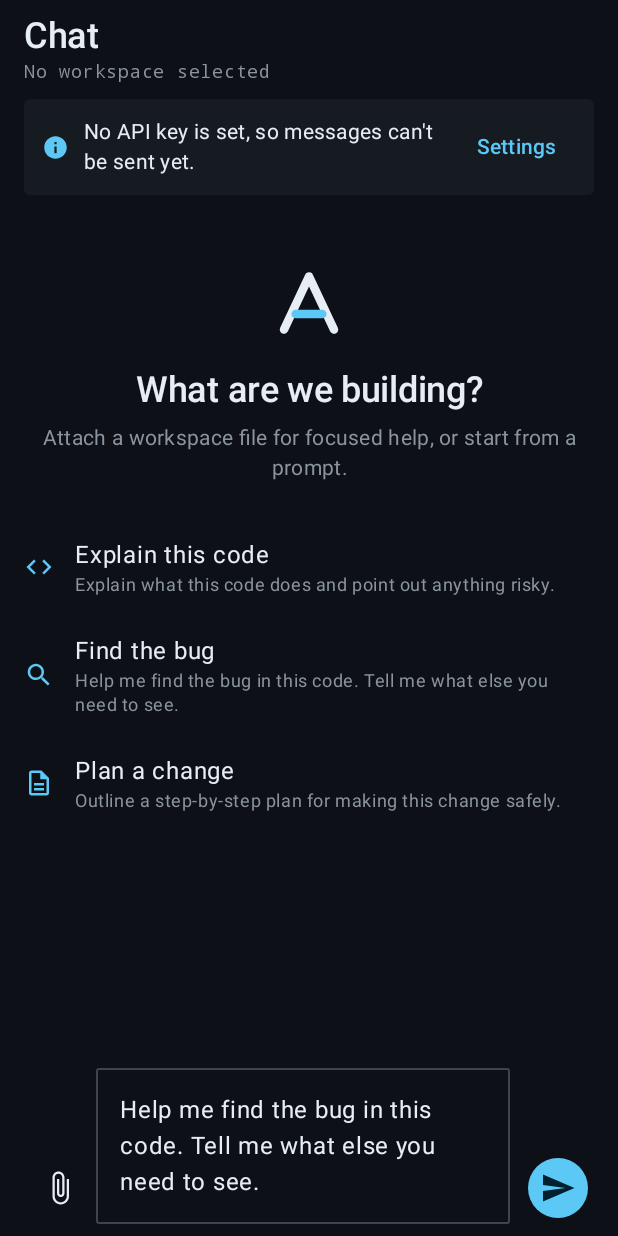
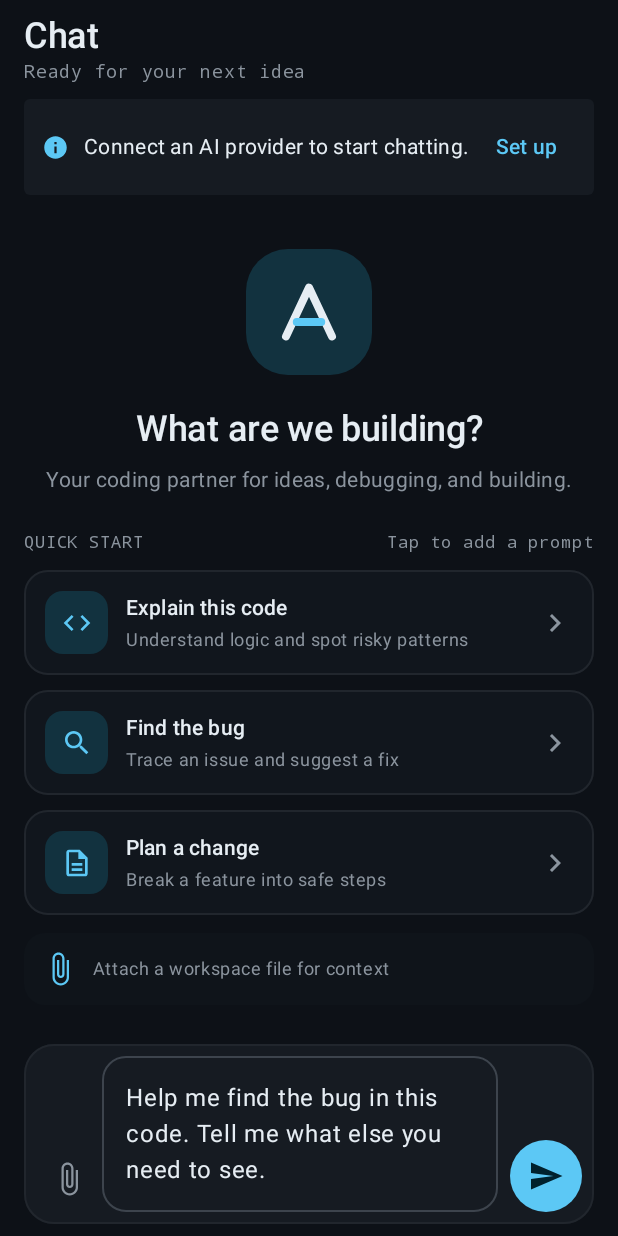
Before and after one commit to johnr1sh/AirFite, an Android app built with Jetpack Compose: the composable ChatScreen shown on its own in the app's theme, after a tap on "Find the bug", on a phone screen of 412 x 824 dp. Run offline under Robolectric (Android 15) with nearby library versions, the phone set to English and light mode, and no system bars; 2 other taps on this screen came first.

Commit message:
Redesign chat empty state and composer

```diff
--- a/app/src/main/java/dev/johnrish/pocketengineer/ui/chat/ChatScreen.kt
+++ b/app/src/main/java/dev/johnrish/pocketengineer/ui/chat/ChatScreen.kt
@@ -20,12 +20,14 @@ import androidx.compose.foundation.layout.width
 import androidx.compose.foundation.lazy.LazyColumn
 import androidx.compose.foundation.lazy.items
 import androidx.compose.foundation.lazy.rememberLazyListState
+import androidx.compose.foundation.shape.RoundedCornerShape
 import androidx.compose.foundation.text.selection.SelectionContainer
 import androidx.compose.material.icons.Icons
 import androidx.compose.material.icons.automirrored.filled.Send
 import androidx.compose.material.icons.filled.Add
 import androidx.compose.material.icons.filled.AttachFile
 import androidx.compose.material.icons.filled.Close
+import androidx.compose.material.icons.filled.KeyboardArrowRight
 import androidx.compose.material.icons.outlined.Code
 import androidx.compose.material.icons.outlined.Description
 import androidx.compose.material.icons.outlined.Search
@@ -36,6 +38,7 @@ import androidx.compose.material3.Icon
 import androidx.compose.material3.IconButton
 import androidx.compose.material3.MaterialTheme
 import androidx.compose.material3.OutlinedTextField
+import androidx.compose.material3.Surface
 import androidx.compose.material3.Text
 import androidx.compose.material3.TextButton
 import androidx.compose.runtime.Composable
@@ -44,6 +47,7 @@ import androidx.compose.ui.Alignment
 import androidx.compose.ui.Modifier
 import androidx.compose.ui.graphics.vector.ImageVector
 import androidx.compose.ui.text.style.TextAlign
+import androidx.compose.ui.text.style.TextOverflow
 import androidx.compose.ui.unit.dp
 import dev.johnrish.pocketengineer.ChatMessage
 import dev.johnrish.pocketengineer.ChatViewModel
@@ -51,12 +55,12 @@ import dev.johnrish.pocketengineer.ui.components.AirFiteMark
 import dev.johnrish.pocketengineer.ui.components.InlineNotice
 import dev.johnrish.pocketengineer.ui.components.ScreenHeader
 
-private data class Starter(val label: String, val prompt: String, val icon: ImageVector)
+private data class Starter(val label: String, val description: String, val prompt: String, val icon: ImageVector)
 
 private val starters = listOf(
-    Starter("Explain this code", "Explain what this code does and point out anything risky.", Icons.Outlined.Code),
-    Starter("Find the bug", "Help me find the bug in this code. Tell me what else you need to see.", Icons.Outlined.Search),
-    Starter("Plan a change", "Outline a step-by-step plan for making this change safely.", Icons.Outlined.Description)
+    Starter("Explain this code", "Understand logic and spot risky patterns", "Explain what this code does and point out anything risky.", Icons.Outlined.Code),
+    Starter("Find the bug", "Trace an issue and suggest a fix", "Help me find the bug in this code. Tell me what else you need to see.", Icons.Outlined.Search),
+    Starter("Plan a change", "Break a feature into safe steps", "Outline a step-by-step plan for making this change safely.", Icons.Outlined.Description)
 )
 
 @Composable
@@ -73,61 +77,73 @@ fun ChatScreen(
     }
 
     Column(modifier.fillMaxSize().padding(horizontal = 16.dp).imePadding()) {
-        ScreenHeader(title = "Chat", subtitle = vm.workspaceName ?: "No workspace selected") {
+        ScreenHeader(title = "Chat", subtitle = vm.workspaceName ?: "Ready for your next idea") {
             if (vm.messages.isNotEmpty()) {
                 TextButton(onClick = { vm.clearConversation() }, enabled = !vm.busy) {
                     Icon(Icons.Filled.Add, contentDescription = null, modifier = Modifier.size(18.dp))
-                    Spacer(Modifier.width(6.dp))
+                    Spacer(Modifier.width(4.dp))
                     Text("New chat")
                 }
             }
         }
         if (vm.apiKey.isBlank()) {
             InlineNotice(
-                text = "No API key is set, so messages can't be sent yet.",
+                text = "Connect an AI provider to start chatting.",
                 isError = false,
-                action = { TextButton(onClick = onOpenSettings) { Text("Settings") } }
+                action = { TextButton(onClick = onOpenSettings) { Text("Set up") } }
             )
         }
         LazyColumn(
             modifier = Modifier.weight(1f).fillMaxWidth(),
             state = listState,
-            verticalArrangement = Arrangement.spacedBy(20.dp),
-            contentPadding = PaddingValues(vertical = 16.dp)
+            verticalArrangement = Arrangement.spacedBy(18.dp),
+            contentPadding = PaddingValues(top = 12.dp, bottom = 20.dp)
         ) {
             if (vm.messages.isEmpty()) item { EmptyChat(onPick = { vm.input = it }) }
             items(vm.messages) { message -> MessageRow(message) }
             if (vm.busy) item {
                 Row(verticalAlignment = Alignment.CenterVertically) {
-                    CircularProgressIndicator(Modifier.size(14.dp), strokeWidth = 2.dp)
+                    CircularProgressIndicator(Modifier.size(18.dp), strokeWidth = 2.dp)
                     Spacer(Modifier.width(10.dp))
-                    Text("Waiting for the model…", style = MaterialTheme.typography.labelMedium, color = MaterialTheme.colorScheme.onSurfaceVariant)
+                    Text("AirFite is thinking…", style = MaterialTheme.typography.labelMedium, color = MaterialTheme.colorScheme.onSurfaceVariant)
                 }
             }
         }
         vm.pendingContextName?.let { attached ->
             AssistChip(
                 onClick = { vm.removePendingContext() },
-                label = { Text(attached, maxLines = 1) },
+                label = { Text(attached, maxLines = 1, overflow = TextOverflow.Ellipsis) },
                 leadingIcon = { Icon(Icons.Filled.AttachFile, contentDescription = null, modifier = Modifier.size(16.dp)) },
                 trailingIcon = { Icon(Icons.Filled.Close, contentDescription = "Remove attachment", modifier = Modifier.size(16.dp)) }
             )
         }
-        Row(Modifier.fillMaxWidth().padding(top = 4.dp, bottom = 8.dp), verticalAlignment = Alignment.Bottom) {
-            IconButton(onClick = onOpenFiles) {
-                Icon(Icons.Filled.AttachFile, contentDescription = "Attach a file from the workspace")
+        Surface(
+            modifier = Modifier.fillMaxWidth().padding(top = 4.dp, bottom = 8.dp),
+            shape = RoundedCornerShape(20.dp),
+            color = MaterialTheme.colorScheme.surfaceContainerHigh,
+            border = androidx.compose.foundation.BorderStroke(1.dp, MaterialTheme.colorScheme.outlineVariant)
+        ) {
+            Row(Modifier.padding(8.dp), verticalAlignment = Alignment.Bottom) {
+                IconButton(onClick = onOpenFiles, modifier = Modifier.size(44.dp)) {
+                    Icon(Icons.Filled.AttachFile, contentDescription = "Attach workspace file")
                 }
                 OutlinedTextField(
                     value = vm.input,
                     onValueChange = { vm.input = it },
                     modifier = Modifier.weight(1f),
-                placeholder = { Text("Ask AirFite to build, debug, or explain") },
+                    placeholder = { Text("Ask AirFite anything…") },
                     minLines = 1,
-                maxLines = 5
+                    maxLines = 5,
+                    shape = RoundedCornerShape(16.dp)
                 )
                 Spacer(Modifier.width(8.dp))
-            FilledIconButton(onClick = { vm.send() }, enabled = vm.input.isNotBlank() && !vm.busy) {
-                Icon(Icons.AutoMirrored.Filled.Send, contentDescription = "Send")
+                FilledIconButton(
+                    onClick = { vm.send() },
+                    enabled = vm.input.isNotBlank() && !vm.busy,
+                    modifier = Modifier.size(48.dp)
+                ) {
+                    Icon(Icons.AutoMirrored.Filled.Send, contentDescription = "Send message")
+                }
             }
         }
     }
@@ -135,27 +151,63 @@ fun ChatScreen(
 
 @Composable
 private fun EmptyChat(onPick: (String) -> Unit) {
-    Column(Modifier.fillMaxWidth().padding(top = 24.dp), horizontalAlignment = Alignment.CenterHorizontally) {
-        AirFiteMark(markSize = 52.dp)
-        Spacer(Modifier.height(16.dp))
+    Column(Modifier.fillMaxWidth().padding(top = 18.dp), horizontalAlignment = Alignment.CenterHorizontally) {
+        Surface(
+            shape = RoundedCornerShape(28.dp),
+            color = MaterialTheme.colorScheme.primaryContainer,
+            modifier = Modifier.size(84.dp)
+        ) {
+            Box(contentAlignment = Alignment.Center) { AirFiteMark(markSize = 48.dp) }
+        }
+        Spacer(Modifier.height(20.dp))
         Text("What are we building?", style = MaterialTheme.typography.headlineSmall, textAlign = TextAlign.Center)
-        Spacer(Modifier.height(6.dp))
+        Spacer(Modifier.height(8.dp))
         Text(
-            "Attach a workspace file for focused help, or start from a prompt.",
-            style = MaterialTheme.typography.bodyMedium, color = MaterialTheme.colorScheme.onSurfaceVariant, textAlign = TextAlign.Center
+            "Your coding partner for ideas, debugging, and building.",
+            style = MaterialTheme.typography.bodyMedium,
+            color = MaterialTheme.colorScheme.onSurfaceVariant,
+            textAlign = TextAlign.Center,
+            modifier = Modifier.padding(horizontal = 12.dp)
         )
         Spacer(Modifier.height(24.dp))
+        Row(Modifier.fillMaxWidth(), verticalAlignment = Alignment.CenterVertically) {
+            Text("QUICK START", style = MaterialTheme.typography.labelSmall, color = MaterialTheme.colorScheme.onSurfaceVariant)
+            Spacer(Modifier.weight(1f))
+            Text("Tap to add a prompt", style = MaterialTheme.typography.labelSmall, color = MaterialTheme.colorScheme.onSurfaceVariant)
+        }
+        Spacer(Modifier.height(10.dp))
         starters.forEach { starter ->
-            Row(
-                Modifier.fillMaxWidth().clickable { onPick(starter.prompt) }.padding(vertical = 12.dp),
-                verticalAlignment = Alignment.CenterVertically
+            Surface(
+                modifier = Modifier.fillMaxWidth().padding(bottom = 10.dp).clickable { onPick(starter.prompt) },
+                shape = RoundedCornerShape(16.dp),
+                color = MaterialTheme.colorScheme.surfaceContainer,
+                border = androidx.compose.foundation.BorderStroke(1.dp, MaterialTheme.colorScheme.outlineVariant)
             ) {
-                Icon(starter.icon, contentDescription = null, tint = MaterialTheme.colorScheme.primary, modifier = Modifier.size(20.dp))
-                Spacer(Modifier.width(14.dp))
-                Column {
-                    Text(starter.label, style = MaterialTheme.typography.bodyLarge)
-                    Text(starter.prompt, style = MaterialTheme.typography.bodySmall, color = MaterialTheme.colorScheme.onSurfaceVariant)
+                Row(Modifier.padding(horizontal = 14.dp, vertical = 14.dp), verticalAlignment = Alignment.CenterVertically) {
+                    Surface(shape = RoundedCornerShape(12.dp), color = MaterialTheme.colorScheme.primaryContainer, modifier = Modifier.size(42.dp)) {
+                        Box(contentAlignment = Alignment.Center) {
+                            Icon(starter.icon, contentDescription = null, tint = MaterialTheme.colorScheme.primary, modifier = Modifier.size(21.dp))
                         }
+                    }
+                    Spacer(Modifier.width(12.dp))
+                    Column(Modifier.weight(1f)) {
+                        Text(starter.label, style = MaterialTheme.typography.titleSmall)
+                        Spacer(Modifier.height(3.dp))
+                        Text(starter.description, style = MaterialTheme.typography.bodySmall, color = MaterialTheme.colorScheme.onSurfaceVariant)
+                    }
+                    Icon(Icons.Filled.KeyboardArrowRight, contentDescription = null, tint = MaterialTheme.colorScheme.onSurfaceVariant)
+                }
+            }
+        }
+        Surface(
+            modifier = Modifier.fillMaxWidth().padding(top = 2.dp).clickable { onPick("Help me work with a file in my workspace.") },
+            color = MaterialTheme.colorScheme.surfaceContainerLow,
+            shape = RoundedCornerShape(14.dp)
+        ) {
+            Row(Modifier.padding(12.dp), verticalAlignment = Alignment.CenterVertically) {
+                Icon(Icons.Filled.AttachFile, contentDescription = null, tint = MaterialTheme.colorScheme.primary)
+                Spacer(Modifier.width(10.dp))
+                Text("Attach a workspace file for context", style = MaterialTheme.typography.bodySmall, color = MaterialTheme.colorScheme.onSurfaceVariant)
             }
         }
     }
@@ -172,7 +224,7 @@ private fun MessageRow(message: ChatMessage) {
         )
         Spacer(Modifier.height(6.dp))
         Row(Modifier.height(IntrinsicSize.Min)) {
-            Box(Modifier.width(2.dp).fillMaxHeight().background(if (isUser) scheme.outline else scheme.primary))
+            Box(Modifier.width(3.dp).fillMaxHeight().background(if (isUser) scheme.outline else scheme.primary))
             Spacer(Modifier.width(12.dp))
             SelectionContainer { Text(message.content, style = MaterialTheme.typography.bodyLarge) }
         }
```
Lines whose indentation alone changed are shown as unchanged.
